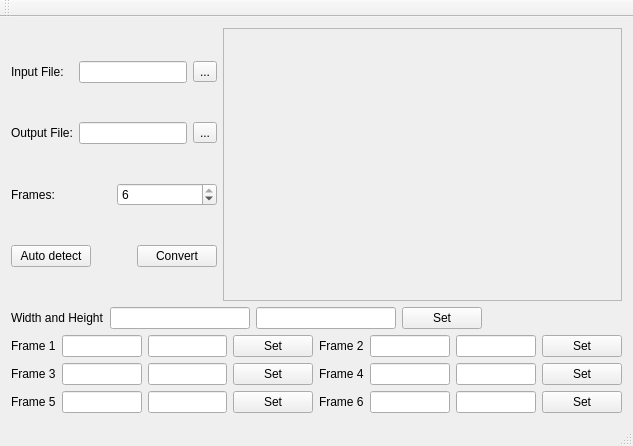
This is mainwindow.ui in cges30901/pdfhandoutcrop as Qt 5 draws it before an edit. The edited form follows.
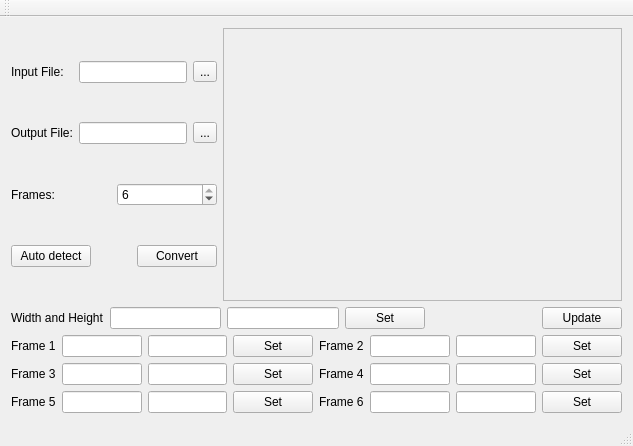
This is the edited form. Custom widgets are drawn as their Qt base class.

Commit message: add btnUpdate: trigger drawPixmap() when clicked

```diff
--- a/mainwindow.ui
+++ b/mainwindow.ui
@@ -228,6 +228,13 @@
         </property>
        </spacer>
       </item>
+      <item>
+       <widget class="QPushButton" name="btnUpdate">
+        <property name="text">
+         <string>Update</string>
+        </property>
+       </widget>
+      </item>
      </layout>
     </item>
     <item>
```
Left out of the diff: 6 changed lines with no effect on the pictures. The commit also changes 2 other files.
